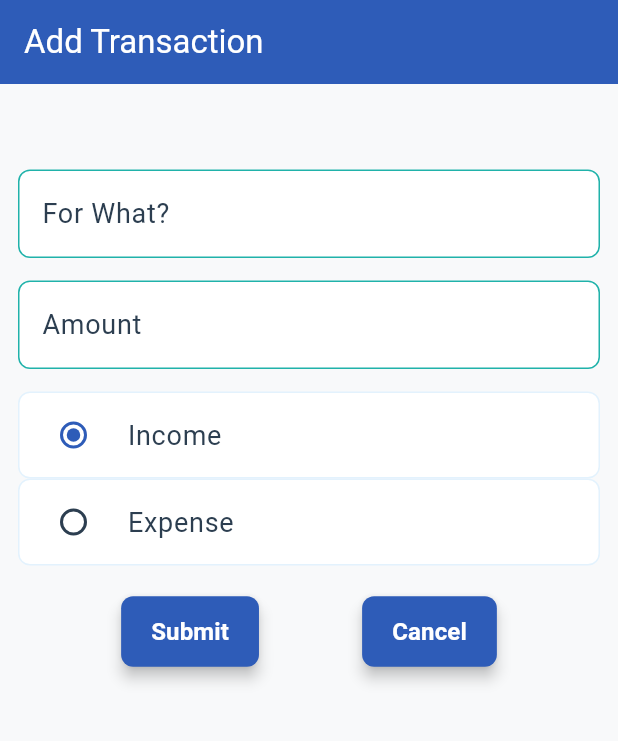
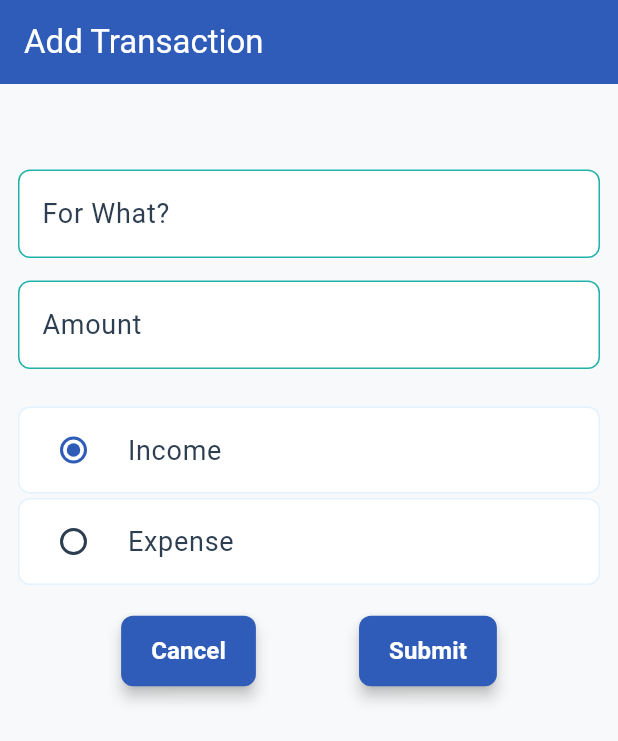
Before and after one commit to vishal1583/budget_tracker, a Flutter app: the AddTransactionScreen screen opened directly, on a phone screen of 412 x 824 dp. Shown: the top 741 px of the screen. Run offline on Flutter 3.47's test engine with Material 3 defaults, Android fonts, the phone set to English and light mode, and no system bars; our stand-ins replace fl_chart, shared_preferences; missing offline and left inert: change_case; accounts and stored records are empty.

Commit message:
second commit

```diff
--- a/lib/add_transaction_screen.dart
+++ b/lib/add_transaction_screen.dart
@@ -77,7 +77,7 @@ class _AddTransactionScreenState extends State<AddTransactionScreen> {
                     }
                   },
                 ),
-                const SizedBox(height: 15),
+                const SizedBox(height: 25),
                 // Radio Button
                 RadioListTile<String>(
                   title: Text('Income'),
@@ -89,6 +89,7 @@ class _AddTransactionScreenState extends State<AddTransactionScreen> {
                     });
                   },
                 ),
+                const SizedBox(height: 3),
                 RadioListTile<String>(
                   title: Text('Expense'),
                   value: 'expense',
@@ -107,18 +108,18 @@ class _AddTransactionScreenState extends State<AddTransactionScreen> {
                         children: [
                           ElevatedButton(
                             onPressed: () {
+                              Navigator.pushReplacement(context, MaterialPageRoute(builder: (context) => MainScreen()));
+                            },
+                            child: Text('Cancel'),
+                          ),
+                          ElevatedButton(
+                            onPressed: () {
                               if (_key.currentState!.validate()) {
                                 addTransaction(context);
                               }
                             },
                             child: Text('Submit'),
                           ),
-                          ElevatedButton(
-                            onPressed: () {
-                              Navigator.pushReplacement(context, MaterialPageRoute(builder: (context) => MainScreen()));
-                            },
-                            child: Text('Cancel'),
-                          )
                         ],
                       )
               ],
--- a/pubspec.yaml
+++ b/pubspec.yaml
@@ -34,10 +34,10 @@ dependencies:
   # The following adds the Cupertino Icons font to your application.
   # Use with the CupertinoIcons class for iOS style icons.
   cupertino_icons: ^1.0.8
-  shared_preferences: ^2.5.1
   http: ^1.3.0
-  fl_chart: ^0.70.2
   change_case: ^2.2.0
+  shared_preferences: ^2.5.3
+  fl_chart: ^0.71.0
 
 dev_dependencies:
   flutter_test:
```
Also changed, not shown: pubspec.lock, 10 other files.
